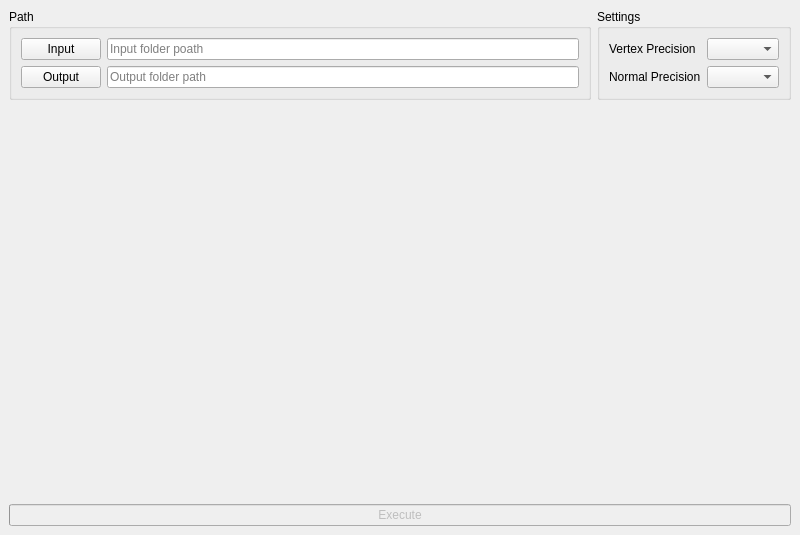
Before: the Qt Designer form MainWindow.ui in yyhrs/kompactor, drawn with Qt 5.
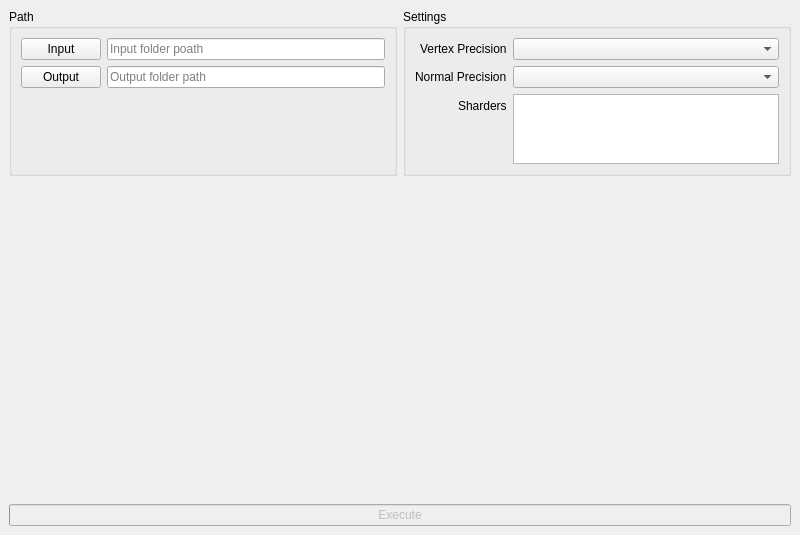
After: the same form once the commit is applied. Icons and pictures are not drawn. Custom widgets are drawn as their Qt base class.

Commit message: Handle alo without skeleton; add sharders choices

The edit to the form file:
```diff
--- a/MainWindow.ui
+++ b/MainWindow.ui
@@ -18,65 +18,7 @@
     <normaloff>:/kompactor.png</normaloff>:/kompactor.png</iconset>
   </property>
   <widget class="QWidget" name="centralwidget">
-   <layout class="QGridLayout" name="gridLayout">
-    <item row="2" column="0" colspan="2">
-     <widget class="QStackedWidget" name="stackedWidget">
-      <property name="currentIndex">
-       <number>0</number>
-      </property>
-      <widget class="QWidget" name="page">
-       <layout class="QHBoxLayout" name="horizontalLayout">
-        <item>
-         <spacer name="horizontalSpacer">
-          <property name="orientation">
-           <enum>Qt::Horizontal</enum>
-          </property>
-          <property name="sizeHint" stdset="0">
-           <size>
-            <width>40</width>
-            <height>20</height>
-           </size>
-          </property>
-         </spacer>
-        </item>
-        <item>
-         <widget class="QLabel" name="movieLabel">
-          <property name="text">
-           <string/>
-          </property>
-         </widget>
-        </item>
-        <item>
-         <spacer name="horizontalSpacer_2">
-          <property name="orientation">
-           <enum>Qt::Horizontal</enum>
-          </property>
-          <property name="sizeHint" stdset="0">
-           <size>
-            <width>40</width>
-            <height>20</height>
-           </size>
-          </property>
-         </spacer>
-        </item>
-       </layout>
-      </widget>
-      <widget class="QWidget" name="page_2">
-       <layout class="QVBoxLayout" name="verticalLayout">
-        <item>
-         <widget class="LogWidget" name="reportWidget">
-          <property name="contextMenuPolicy">
-           <enum>Qt::ActionsContextMenu</enum>
-          </property>
-          <attribute name="verticalHeaderVisible">
-           <bool>false</bool>
-          </attribute>
-         </widget>
-        </item>
-       </layout>
-      </widget>
-     </widget>
-    </item>
+   <layout class="QGridLayout" name="gridLayout" rowstretch="1,3,0">
     <item row="0" column="0">
      <widget class="QGroupBox" name="pathGroupBox">
       <property name="title">
@@ -123,6 +65,9 @@
        <string>Settings</string>
       </property>
       <layout class="QFormLayout" name="formLayout_2">
+       <property name="labelAlignment">
+        <set>Qt::AlignRight|Qt::AlignTrailing|Qt::AlignVCenter</set>
+       </property>
        <item row="0" column="0">
         <widget class="QLabel" name="vertexPrecisionLabel">
          <property name="text">
@@ -143,10 +88,91 @@
        <item row="1" column="1">
         <widget class="QComboBox" name="normalPrecisionComboBox"/>
        </item>
+       <item row="2" column="1">
+        <widget class="PathListWidget" name="listWidget">
+         <property name="contextMenuPolicy">
+          <enum>Qt::ActionsContextMenu</enum>
+         </property>
+         <property name="acceptDrops">
+          <bool>true</bool>
+         </property>
+         <property name="horizontalScrollBarPolicy">
+          <enum>Qt::ScrollBarAlwaysOff</enum>
+         </property>
+         <property name="textElideMode">
+          <enum>Qt::ElideLeft</enum>
+         </property>
+        </widget>
+       </item>
+       <item row="2" column="0">
+        <widget class="QLabel" name="label">
+         <property name="text">
+          <string>Sharders</string>
+         </property>
+        </widget>
+       </item>
       </layout>
      </widget>
     </item>
-    <item row="3" column="0" colspan="2">
+    <item row="1" column="0" colspan="2">
+     <widget class="QStackedWidget" name="stackedWidget">
+      <property name="currentIndex">
+       <number>0</number>
+      </property>
+      <widget class="QWidget" name="page">
+       <layout class="QHBoxLayout" name="horizontalLayout">
+        <item>
+         <spacer name="horizontalSpacer">
+          <property name="orientation">
+           <enum>Qt::Horizontal</enum>
+          </property>
+          <property name="sizeHint" stdset="0">
+           <size>
+            <width>40</width>
+            <height>20</height>
+           </size>
+          </property>
+         </spacer>
+        </item>
+        <item>
+         <widget class="QLabel" name="movieLabel">
+          <property name="text">
+           <string/>
+          </property>
+         </widget>
+        </item>
+        <item>
+         <spacer name="horizontalSpacer_2">
+          <property name="orientation">
+           <enum>Qt::Horizontal</enum>
+          </property>
+          <property name="sizeHint" stdset="0">
+           <size>
+            <width>40</width>
+            <height>20</height>
+           </size>
+          </property>
+         </spacer>
+        </item>
+       </layout>
+      </widget>
+      <widget class="QWidget" name="page_2">
+       <layout class="QVBoxLayout" name="verticalLayout">
+        <item>
+         <widget class="LogWidget" name="reportWidget">
+          <property name="contextMenuPolicy">
+           <enum>Qt::ActionsContextMenu</enum>
+          </property>
+          <attribute name="verticalHeaderVisible">
+           <bool>false</bool>
+          </attribute>
+         </widget>
+        </item>
+       </layout>
+      </widget>
+     </widget>
+    </item>
+    <item row="2" column="0" colspan="2">
      <widget class="ProgressBarButton" name="progressBar">
       <property name="enabled">
        <bool>false</bool>
@@ -181,6 +207,11 @@
    <extends>QTableView</extends>
    <header>LogWidget.hpp</header>
   </customwidget>
+  <customwidget>
+   <class>PathListWidget</class>
+   <extends>QListWidget</extends>
+   <header>PathListWidget.hpp</header>
+  </customwidget>
  </customwidgets>
  <resources>
   <include location="resources.qrc"/>
```
The commit also changes 8 other files.
